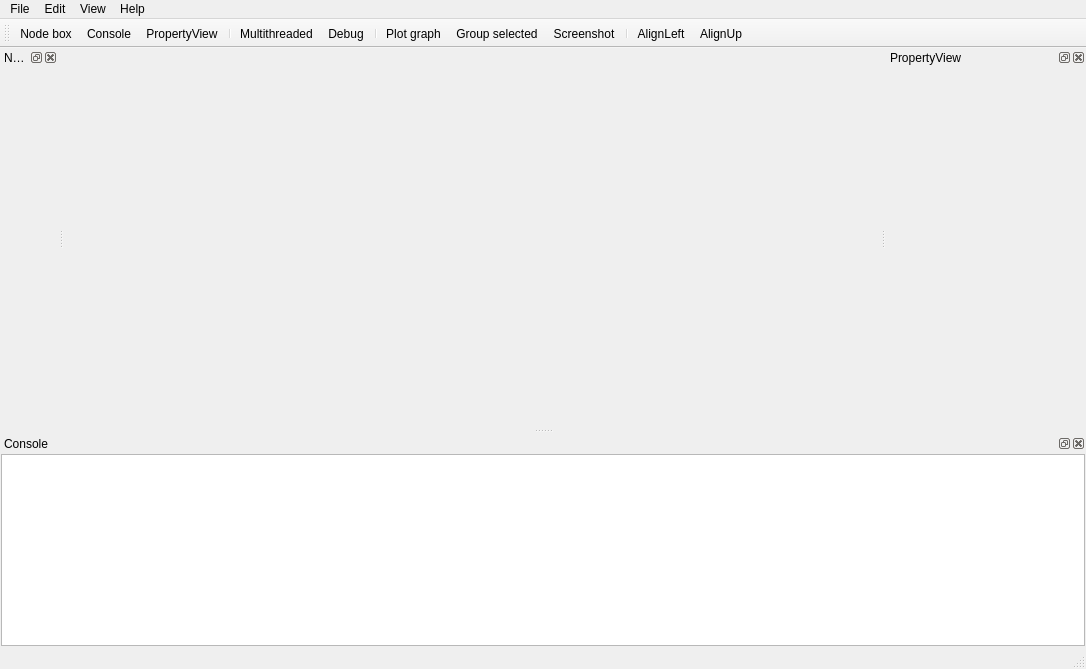
This is GraphEditor_ui.ui in wonderworks-software/PyFlow as Qt 5 draws it before an edit. The edited form follows.
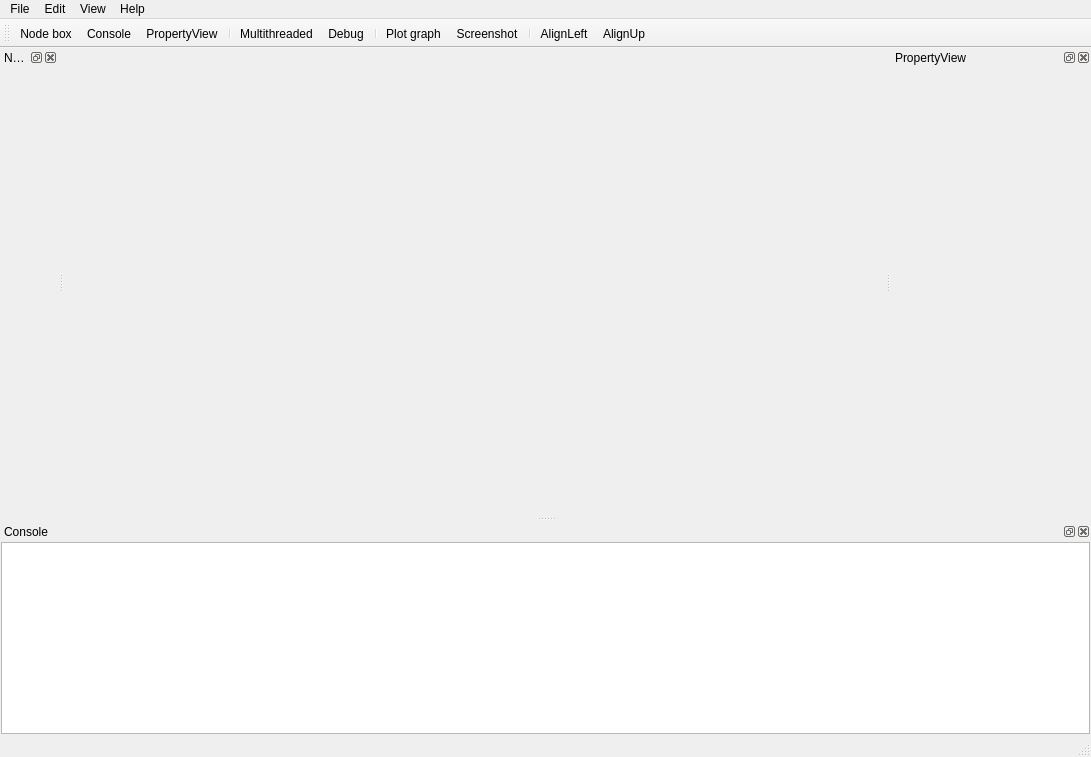
This is the edited form. Icons and pictures are not drawn.

What changed in the file:
```diff
--- a/GraphEditor_ui.ui
+++ b/GraphEditor_ui.ui
@@ -6,8 +6,8 @@
    <rect>
     <x>0</x>
     <y>0</y>
-    <width>1086</width>
-    <height>669</height>
+    <width>1091</width>
+    <height>757</height>
    </rect>
   </property>
   <property name="windowTitle">
@@ -80,7 +80,7 @@
     <rect>
      <x>0</x>
      <y>0</y>
-     <width>1086</width>
+     <width>1091</width>
      <height>26</height>
     </rect>
    </property>
@@ -128,7 +128,7 @@
     <enum>TopToolBarArea</enum>
    </attribute>
    <attribute name="toolBarBreak">
-    <bool>false</bool>
+    <bool>true</bool>
    </attribute>
    <addaction name="actionNode_box"/>
    <addaction name="actionConsole"/>
@@ -138,7 +138,6 @@
    <addaction name="actionDebug"/>
    <addaction name="separator"/>
    <addaction name="actionPlot_graph"/>
-   <addaction name="actionGroup_selected"/>
    <addaction name="actionScreenshot"/>
    <addaction name="separator"/>
    <addaction name="actionAlignLeft"/>
@@ -151,7 +150,7 @@
    <property name="minimumSize">
     <size>
      <width>91</width>
-     <height>50</height>
+     <height>115</height>
     </size>
    </property>
    <property name="features">
@@ -348,15 +347,6 @@
     <string>Plot graph</string>
    </property>
   </action>
-  <action name="actionGroup_selected">
-   <property name="icon">
-    <iconset resource="resources/nodes_res.qrc">
-     <normaloff>:/icons/comment_selected_icon.png</normaloff>:/icons/comment_selected_icon.png</iconset>
-   </property>
-   <property name="text">
-    <string>Group selected</string>
-   </property>
-  </action>
   <action name="actionClear_scene">
    <property name="icon">
     <iconset resource="resources/nodes_res.qrc">
```
Left out of the diff: 75 changed lines with no effect on the pictures.
